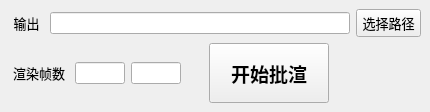
lonegather/Barbarian, file commons/ui/RenderSetting.ui: the form before one commit.
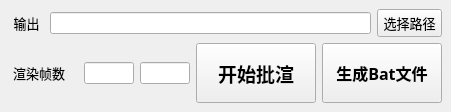
The form after the commit.

```diff
--- a/commons/ui/RenderSetting.ui
+++ b/commons/ui/RenderSetting.ui
@@ -6,7 +6,7 @@
    <rect>
     <x>0</x>
     <y>0</y>
-    <width>430</width>
+    <width>451</width>
     <height>111</height>
    </rect>
   </property>
@@ -15,82 +15,6 @@
   </property>
   <widget class="QWidget" name="centralwidget">
    <layout class="QGridLayout" name="gridLayout">
-    <item row="1" column="5">
-     <widget class="QPushButton" name="pushButton_2">
-      <property name="minimumSize">
-       <size>
-        <width>120</width>
-        <height>60</height>
-       </size>
-      </property>
-      <property name="maximumSize">
-       <size>
-        <width>120</width>
-        <height>60</height>
-       </size>
-      </property>
-      <property name="font">
-       <font>
-        <family>方正兰亭超细黑简体</family>
-        <pointsize>14</pointsize>
-        <weight>75</weight>
-        <bold>true</bold>
-       </font>
-      </property>
-      <property name="text">
-       <string>开始批渲</string>
-      </property>
-      <property name="+command" stdset="0">
-       <string>lambda *args: barbarian.render.RenderSetting.RenderSetting.renderCmd()</string>
-      </property>
-     </widget>
-    </item>
-    <item row="1" column="2">
-     <widget class="QLineEdit" name="BeathRenderMin">
-      <property name="minimumSize">
-       <size>
-        <width>50</width>
-        <height>0</height>
-       </size>
-      </property>
-      <property name="maximumSize">
-       <size>
-        <width>50</width>
-        <height>16777215</height>
-       </size>
-      </property>
-     </widget>
-    </item>
-    <item row="0" column="7">
-     <widget class="QPushButton" name="SelectButton">
-      <property name="minimumSize">
-       <size>
-        <width>65</width>
-        <height>0</height>
-       </size>
-      </property>
-      <property name="maximumSize">
-       <size>
-        <width>65</width>
-        <height>16777215</height>
-       </size>
-      </property>
-      <property name="font">
-       <font>
-        <family>微软雅黑</family>
-        <pointsize>10</pointsize>
-        <weight>50</weight>
-        <bold>false</bold>
-       </font>
-      </property>
-      <property name="text">
-       <string>选择路径</string>
-      </property>
-      <property name="+command" stdset="0">
-       <string>lambda *args: barbarian.render.RenderSetting.RenderSetting.BrowseWin()</string>
-      </property>
-     </widget>
-    </item>
     <item row="0" column="0">
      <widget class="QLabel" name="label">
       <property name="minimumSize">
@@ -119,6 +43,46 @@
       </property>
      </widget>
     </item>
+    <item row="0" column="1" colspan="5">
+     <widget class="QLineEdit" name="BeathRenderLabel">
+      <property name="minimumSize">
+       <size>
+        <width>300</width>
+        <height>0</height>
+       </size>
+      </property>
+     </widget>
+    </item>
+    <item row="0" column="6">
+     <widget class="QPushButton" name="SelectButton">
+      <property name="minimumSize">
+       <size>
+        <width>65</width>
+        <height>0</height>
+       </size>
+      </property>
+      <property name="maximumSize">
+       <size>
+        <width>65</width>
+        <height>16777215</height>
+       </size>
+      </property>
+      <property name="font">
+       <font>
+        <family>微软雅黑</family>
+        <pointsize>10</pointsize>
+        <weight>50</weight>
+        <bold>false</bold>
+       </font>
+      </property>
+      <property name="text">
+       <string>选择路径</string>
+      </property>
+      <property name="+command" stdset="0">
+       <string>lambda *args: barbarian.render.RenderSetting.RenderSetting.BrowseWin()</string>
+      </property>
+     </widget>
+    </item>
     <item row="1" column="0" colspan="2">
      <widget class="QLabel" name="label_2">
       <property name="minimumSize">
@@ -149,6 +113,22 @@
       </property>
      </widget>
     </item>
+    <item row="1" column="2">
+     <widget class="QLineEdit" name="BeathRenderMin">
+      <property name="minimumSize">
+       <size>
+        <width>50</width>
+        <height>0</height>
+       </size>
+      </property>
+      <property name="maximumSize">
+       <size>
+        <width>50</width>
+        <height>16777215</height>
+       </size>
+      </property>
+     </widget>
+    </item>
     <item row="1" column="3">
      <widget class="QLineEdit" name="BeathRenderMax">
       <property name="minimumSize">
@@ -165,13 +145,63 @@
       </property>
      </widget>
     </item>
-    <item row="0" column="1" colspan="6">
-     <widget class="QLineEdit" name="BeathRenderLabel">
+    <item row="1" column="4">
+     <widget class="QPushButton" name="pushButton_2">
       <property name="minimumSize">
        <size>
-        <width>300</width>
-        <height>0</height>
+        <width>120</width>
+        <height>60</height>
        </size>
+      </property>
+      <property name="maximumSize">
+       <size>
+        <width>120</width>
+        <height>60</height>
+       </size>
+      </property>
+      <property name="font">
+       <font>
+        <family>方正兰亭超细黑简体</family>
+        <pointsize>14</pointsize>
+        <weight>75</weight>
+        <bold>true</bold>
+       </font>
+      </property>
+      <property name="text">
+       <string>开始批渲</string>
+      </property>
+      <property name="+command" stdset="0">
+       <string>lambda *args: barbarian.render.RenderSetting.RenderSetting.renderCmd()</string>
+      </property>
+     </widget>
+    </item>
+    <item row="1" column="5" colspan="2">
+     <widget class="QPushButton" name="pushButton_3">
+      <property name="minimumSize">
+       <size>
+        <width>120</width>
+        <height>60</height>
+       </size>
+      </property>
+      <property name="maximumSize">
+       <size>
+        <width>120</width>
+        <height>60</height>
+       </size>
+      </property>
+      <property name="font">
+       <font>
+        <family>方正兰亭超细黑简体</family>
+        <pointsize>12</pointsize>
+        <weight>75</weight>
+        <bold>true</bold>
+       </font>
+      </property>
+      <property name="text">
+       <string>生成Bat文件</string>
+      </property>
+      <property name="+command" stdset="0">
+       <string>lambda *args: barbarian.render.RenderSetting.RenderSetting.renderCmd()</string>
       </property>
      </widget>
     </item>
```
